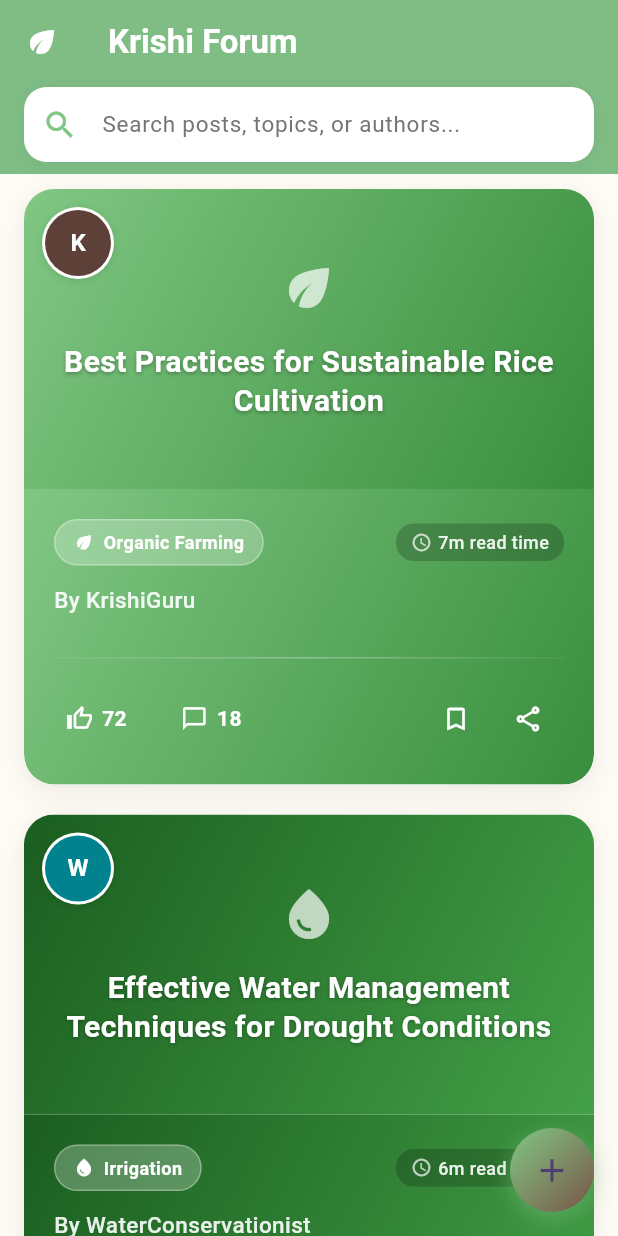
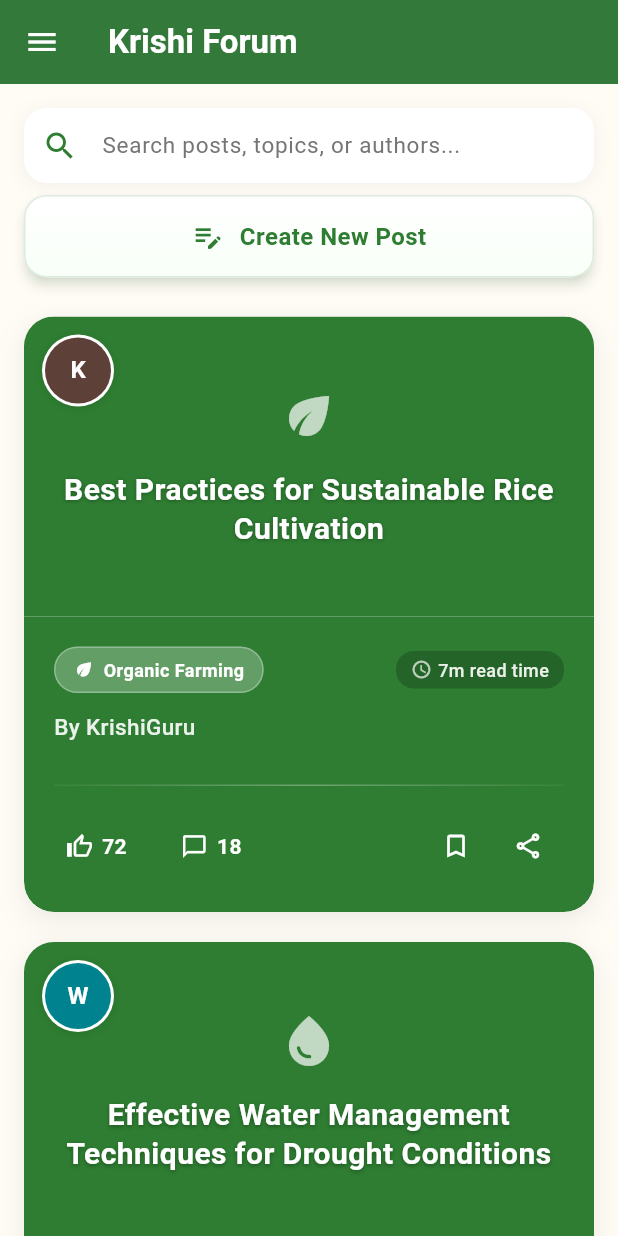
Before and after one commit to yuvakrishnayk/krishi_sakhi, a Flutter app: the ForumScreen screen opened directly, on a phone screen of 412 x 824 dp. Run offline on Flutter 3.47's test engine with Material 3 defaults, Android fonts, the light colour scheme and no system bars; network calls fail.

Commit message:
corrected appbar and merged sucessful

```diff
--- a/lib/screens/forum.dart
+++ b/lib/screens/forum_screen.dart
@@ -1,5 +1,6 @@
 import 'package:flutter/material.dart';
 import 'package:flutter/services.dart';
+import 'package:krishi_sakhi/components/drawer.dart';
 
 class ForumScreen extends StatefulWidget {
   @override
@@ -8,12 +9,13 @@ class ForumScreen extends StatefulWidget {
 
 class _ForumScreenState extends State<ForumScreen>
     with SingleTickerProviderStateMixin {
+  final GlobalKey<ScaffoldState> _scaffoldKey = GlobalKey<ScaffoldState>();
   final TextEditingController _searchController = TextEditingController();
   late AnimationController _animationController;
 
-  // Enhanced color theme
-  final Color primaryColor = Color(0xFF81C784);
-  final Color secondaryColor = Color(0xFF795548);
+  // Updated color theme to match home screen
+  final Color primaryColor = Color(0xFF2E7D32);
+  final Color secondaryColor = Color(0xFF388E3C);
   final Color backgroundColor = Color(0xFFFFFBF5);
   final Color cardColor = Colors.white;
   final Color textPrimaryColor = Color(0xFF212121);
@@ -219,23 +221,29 @@ class _ForumScreenState extends State<ForumScreen>
     );
 
     return Scaffold(
+      key: _scaffoldKey,
       backgroundColor: backgroundColor,
+      drawer: const CustomDrawer(),
       appBar: AppBar(
         backgroundColor: primaryColor,
         title: Text(
           'Krishi Forum',
           style: TextStyle(color: Colors.white, fontWeight: FontWeight.w700),
         ),
-        leading: Container(
-          padding: EdgeInsets.all(8),
-          child: Icon(Icons.eco, color: Colors.white),
+        leading: IconButton(
+          icon: Icon(Icons.menu, color: Colors.white),
+          onPressed: _toggleDrawer,
+          tooltip: 'Open navigation menu',
         ),
         elevation: 4,
-        bottom: PreferredSize(
-          preferredSize: Size.fromHeight(60),
-          child: Container(
+      ),
+      body: SafeArea(
+        child: Column(
+          children: [
+            // Search bar - moved to body
+            Container(
               height: 50,
-            margin: EdgeInsets.only(left: 16, right: 16, bottom: 8),
+              margin: EdgeInsets.only(left: 16, right: 16, top: 16, bottom: 8),
               decoration: BoxDecoration(
                 color: Colors.white,
                 borderRadius: BorderRadius.circular(15),
@@ -275,11 +283,67 @@ class _ForumScreenState extends State<ForumScreen>
                 ),
               ),
             ),
+
+            // Create Post Button - moved to body
+            Container(
+              margin: EdgeInsets.only(bottom: 16, left: 16, right: 16),
+              width: double.infinity,
+              child: Material(
+                borderRadius: BorderRadius.circular(15),
+                elevation: 3,
+                shadowColor: primaryColor.withOpacity(0.3),
+                child: Container(
+                  decoration: BoxDecoration(
+                    gradient: LinearGradient(
+                      colors: [Colors.white, Color(0xFFF8FFF8)],
+                      begin: Alignment.topCenter,
+                      end: Alignment.bottomCenter,
+                    ),
+                    borderRadius: BorderRadius.circular(15),
+                    border: Border.all(color: primaryColor.withOpacity(0.15)),
+                  ),
+                  child: InkWell(
+                    borderRadius: BorderRadius.circular(15),
+                    splashColor: primaryColor.withOpacity(0.1),
+                    highlightColor: primaryColor.withOpacity(0.05),
+                    onTap: () {
+                      HapticFeedback.mediumImpact();
+                      // TODO: Implement create post functionality
+                      ScaffoldMessenger.of(context).showSnackBar(
+                        SnackBar(
+                          content: Text('Create new post'),
+                          behavior: SnackBarBehavior.floating,
+                          shape: RoundedRectangleBorder(
+                            borderRadius: BorderRadius.circular(10),
+                          ),
+                          backgroundColor: primaryColor,
+                        ),
+                      );
+                    },
+                    child: Padding(
+                      padding: EdgeInsets.symmetric(vertical: 15),
+                      child: Row(
+                        mainAxisAlignment: MainAxisAlignment.center,
+                        children: [
+                          Icon(Icons.edit_note, size: 22, color: primaryColor),
+                          SizedBox(width: 10),
+                          Text(
+                            'Create New Post',
+                            style: TextStyle(
+                              color: primaryColor,
+                              fontSize: 16,
+                              fontWeight: FontWeight.w600,
+                              letterSpacing: 0.3,
                             ),
                           ),
-      body: SafeArea(
-        child: Column(
-          children: [
+                        ],
+                      ),
+                    ),
+                  ),
+                ),
+              ),
+            ),
+
             // Animated posts list
             Expanded(
               child:
@@ -317,7 +381,6 @@ class _ForumScreenState extends State<ForumScreen>
           ],
         ),
       ),
-      floatingActionButton: _buildFAB(),
     );
   }
 
@@ -367,37 +430,6 @@ class _ForumScreenState extends State<ForumScreen>
     );
   }
 
-  Widget _buildFAB() {
-    return Container(
-      decoration: BoxDecoration(
-        gradient: LinearGradient(
-          colors: [primaryColor, secondaryColor],
-          begin: Alignment.topLeft,
-          end: Alignment.bottomRight,
-        ),
-        borderRadius: BorderRadius.circular(30),
-        boxShadow: [
-          BoxShadow(
-            color: primaryColor.withOpacity(0.4),
-            spreadRadius: 1,
-            blurRadius: 10,
-            offset: Offset(0, 4),
-          ),
-        ],
-      ),
-      child: FloatingActionButton(
-        backgroundColor: Colors.transparent,
-        elevation: 0,
-        child: const Icon(Icons.add, size: 26),
-        onPressed: () {
-          // Add haptic feedback for better interaction
-          HapticFeedback.mediumImpact();
-          // TODO: Implement create post functionality
-        },
-      ),
-    );
-  }
-
   void _onPostTap(PostData post) {
     // Add haptic feedback
     HapticFeedback.selectionClick();
@@ -413,8 +445,17 @@ class _ForumScreenState extends State<ForumScreen>
       ),
     );
   }
+
+  void _toggleDrawer() {
+    if (_scaffoldKey.currentState?.isDrawerOpen ?? false) {
+      _scaffoldKey.currentState?.closeDrawer();
+    } else {
+      _scaffoldKey.currentState?.openDrawer();
+    }
+  }
 }
 
+// Update PostCard to use solid color instead of gradient
 class PostCard extends StatelessWidget {
   final PostData post;
   final VoidCallback onBookmarkToggle;
@@ -434,6 +475,7 @@ class PostCard extends StatelessWidget {
   @override
   Widget build(BuildContext context) {
     final hasImage = post.imageUrl.isNotEmpty;
+    final Color solidColor = Color(0xFF2E7D32); // Use same green as home screen
 
     return GestureDetector(
       onTap: onTap,
@@ -499,7 +541,7 @@ class PostCard extends StatelessWidget {
                       : Container(
                         height: 200,
                         width: double.infinity,
-                        decoration: BoxDecoration(gradient: post.gradient),
+                        color: solidColor,
                         padding: EdgeInsets.all(20),
                         child: Center(
                           child: Column(
@@ -582,7 +624,7 @@ class PostCard extends StatelessWidget {
               Container(
                 padding: const EdgeInsets.all(20),
                 decoration: BoxDecoration(
-                  gradient: _getEnhancedGradient(post.gradient),
+                  color: solidColor,
                   borderRadius: const BorderRadius.only(
                     bottomLeft: Radius.circular(20),
                     bottomRight: Radius.circular(20),
@@ -766,17 +808,9 @@ class PostCard extends StatelessWidget {
       ),
     );
   }
+}
 
 // Get enhanced gradient for better visual appeal
-  LinearGradient _getEnhancedGradient(LinearGradient original) {
-    // Create more sophisticated gradients
-    return LinearGradient(
-      colors: original.colors,
-      begin: Alignment.topLeft,
-      end: Alignment.bottomRight,
-      stops: [0.0, 1.0],
-    );
-  }
 
 // Generate avatar color based on author name
 Color _getAvatarColor(String author) {
@@ -797,7 +831,6 @@ class PostCard extends StatelessWidget {
   }
 
   return colors[hash];
-  }
 }
 
 class _EnhancedActionButton extends StatelessWidget {
```
Also changed, not shown: lib/components/drawer.dart (+14 -9 lines), lib/screens/home_screen.dart (+25 -53 lines). Lines whose indentation alone changed are shown as unchanged.
